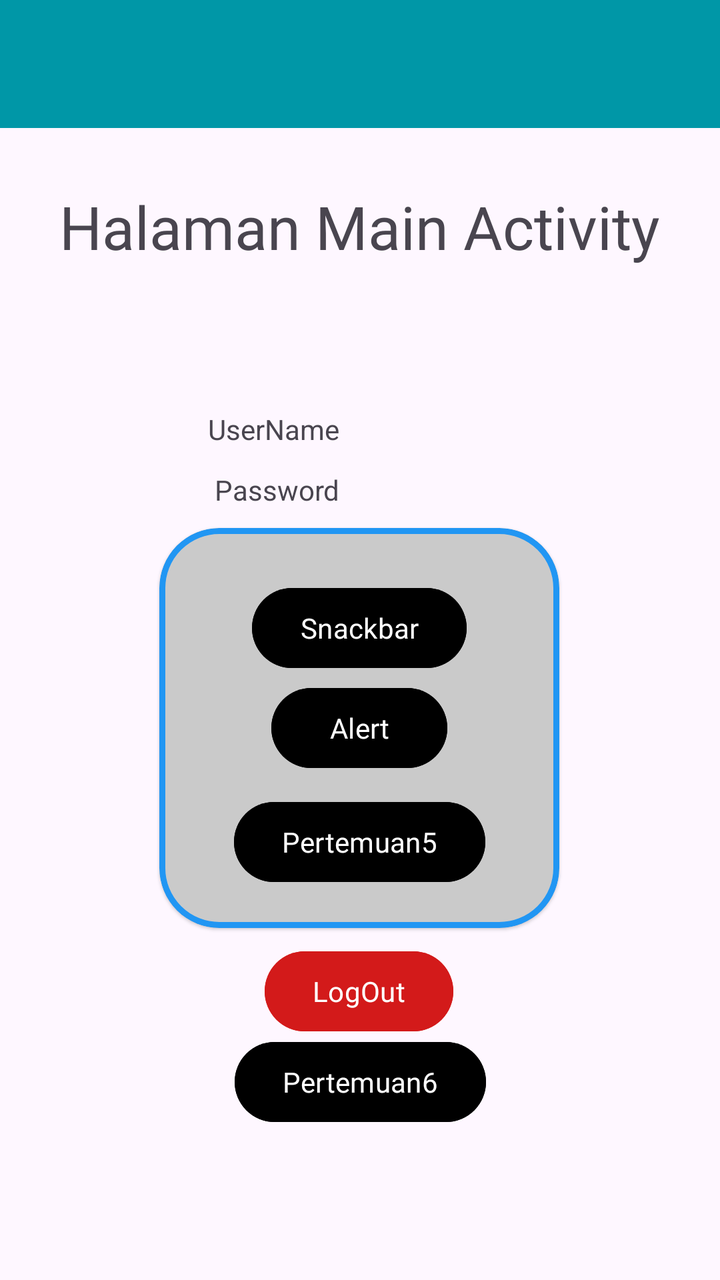
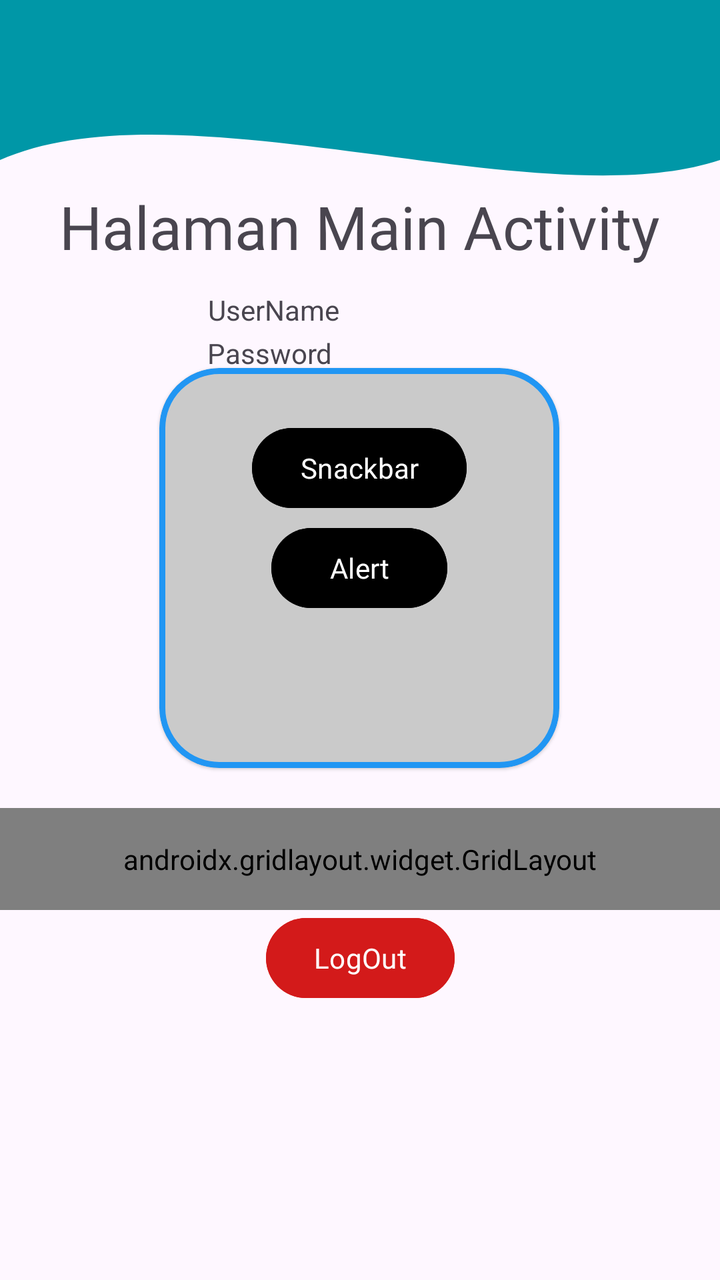

Two renders of the same Android screen: before a commit and after it. Below are the layout's source before the change and the commit's diff.
<!-- AndroidManifest.xml: application theme Theme.Andrew_3TIA -->
<!-- res/layout/fragment_home.xml -->
<?xml version="1.0" encoding="utf-8"?>
<androidx.constraintlayout.widget.ConstraintLayout xmlns:android="http://schemas.android.com/apk/res/android"
    xmlns:tools="http://schemas.android.com/tools"
    android:layout_width="match_parent"
    android:layout_height="match_parent"
    xmlns:app="http://schemas.android.com/apk/res-auto"
    tools:context=".Home.HomeFragment">

    <androidx.appcompat.widget.Toolbar
        android:id="@+id/toolbar"
        android:layout_width="match_parent"
        android:layout_height="?attr/actionBarSize"
        android:background="#0097A7"
        app:layout_constraintStart_toStartOf="parent"
        app:layout_constraintTop_toTopOf="parent"
        app:subtitleTextColor="@android:color/black"
        app:titleTextColor="@android:color/black" />

    <TextView
        android:id="@+id/txtUsername"
        android:layout_width="wrap_content"
        android:layout_height="wrap_content"
        android:text="UserName"
        app:layout_constraintBottom_toBottomOf="parent"
        app:layout_constraintEnd_toEndOf="parent"
        app:layout_constraintHorizontal_bias="0.353"
        app:layout_constraintStart_toStartOf="parent"
        app:layout_constraintTop_toTopOf="parent"
        app:layout_constraintVertical_bias="0.33" />

    <TextView
        android:id="@+id/txtPassword"
        android:layout_width="wrap_content"
        android:layout_height="wrap_content"
        android:text="Password"
        app:layout_constraintBottom_toBottomOf="parent"
        app:layout_constraintEnd_toEndOf="parent"
        app:layout_constraintHorizontal_bias="0.361"
        app:layout_constraintStart_toStartOf="parent"
        app:layout_constraintTop_toTopOf="parent"
        app:layout_constraintVertical_bias="0.379" />

    <TextView
        android:id="@+id/textView3"
        android:layout_width="wrap_content"
        android:layout_height="wrap_content"
        android:fontFamily="@font/plusjakartasans_bold"
        android:text="Halaman Main Activity"
        android:textSize="30dp"
        app:layout_constraintBottom_toBottomOf="parent"
        app:layout_constraintEnd_toEndOf="parent"
        app:layout_constraintHorizontal_bias="0.498"
        app:layout_constraintStart_toStartOf="parent"
        app:layout_constraintTop_toTopOf="parent"
        app:layout_constraintVertical_bias="0.155" />

    <com.google.android.material.card.MaterialCardView
        android:id="@+id/materialCardView"
        android:layout_width="200dp"
        android:layout_height="200dp"
        android:backgroundTint="@color/grey"
        app:cardCornerRadius="30dp"
        app:cardElevation="1dp"
        app:layout_constraintBottom_toBottomOf="parent"
        app:layout_constraintEnd_toEndOf="parent"
        app:layout_constraintHorizontal_bias="0.497"
        app:layout_constraintStart_toStartOf="parent"
        app:layout_constraintTop_toTopOf="parent"
        app:layout_constraintVertical_bias="0.6"
        app:strokeColor="#2196F3"
        app:strokeWidth="3dp">

        <androidx.constraintlayout.widget.ConstraintLayout
            android:layout_width="match_parent"
            android:layout_height="match_parent"
            android:layout_margin="10dp">

            <Button
                android:id="@+id/btnalert"
                android:layout_width="wrap_content"
                android:layout_height="wrap_content"
                android:backgroundTint="@color/black"
                android:fontFamily="@font/plusjakartasans_bold"
                android:text="Alert"
                android:textColor="@color/white"
                app:layout_constraintBottom_toBottomOf="parent"
                app:layout_constraintEnd_toEndOf="parent"
                app:layout_constraintStart_toStartOf="parent"
                app:layout_constraintTop_toBottomOf="@+id/btnSnackbar"
                app:layout_constraintVertical_bias="0.029" />

            <Button
                android:id="@+id/btnSnackbar"
                android:layout_width="wrap_content"
                android:layout_height="wrap_content"
                android:backgroundTint="@color/black"
                android:fontFamily="@font/plusjakartasans_bold"
                android:text="Snackbar"
                android:textColor="@color/white"
                app:layout_constraintBottom_toBottomOf="parent"
                app:layout_constraintEnd_toEndOf="parent"
                app:layout_constraintStart_toStartOf="parent"
                app:layout_constraintTop_toTopOf="parent"
                app:layout_constraintVertical_bias="0.121" />

            <Button
                android:id="@+id/btntolima"
                android:layout_width="wrap_content"
                android:layout_height="wrap_content"
                android:backgroundTint="@color/black"
                android:fontFamily="@font/plusjakartasans_bold"
                android:text="Pertemuan5"
                android:textColor="@color/white"
                app:layout_constraintBottom_toBottomOf="parent"
                app:layout_constraintEnd_toEndOf="parent"
                app:layout_constraintStart_toStartOf="parent"
                app:layout_constraintTop_toBottomOf="@+id/btnalert" />

        </androidx.constraintlayout.widget.ConstraintLayout>


    </com.google.android.material.card.MaterialCardView>

    <Button
        android:id="@+id/btnlogout"
        android:layout_width="wrap_content"
        android:layout_height="wrap_content"
        android:text="LogOut"
        android:textColor="@color/white"
        android:fontFamily="@font/plusjakartasans_bold"
        android:backgroundTint="@color/red"
        app:layout_constraintBottom_toBottomOf="parent"
        app:layout_constraintEnd_toEndOf="parent"
        app:layout_constraintHorizontal_bias="0.498"
        app:layout_constraintStart_toStartOf="parent"
        app:layout_constraintTop_toBottomOf="@+id/materialCardView"
        app:layout_constraintVertical_bias="0.06" />

    <Button
        android:id="@+id/btntoenam"
        android:layout_width="wrap_content"
        android:layout_height="wrap_content"
        android:backgroundTint="@color/black"
        android:fontFamily="@font/plusjakartasans_bold"
        android:text="Pertemuan6"
        android:textColor="@color/white"
        app:layout_constraintBottom_toBottomOf="parent"
        app:layout_constraintEnd_toEndOf="parent"
        app:layout_constraintStart_toStartOf="parent"
        app:layout_constraintTop_toBottomOf="@+id/materialCardView"
        app:layout_constraintVertical_bias="0.414" />


</androidx.constraintlayout.widget.ConstraintLayout>
<!-- resources referenced by this layout -->
<resources>
  <color name="black">#FF000000</color>
  <color name="grey">#CACACA</color>
  <color name="red">#D31A1A</color>
  <color name="white">#FFFFFFFF</color>
  <style name="Theme.Andrew_3TIA" parent="Base.Theme.Andrew_3TIA" />
  <style name="Base.Theme.Andrew_3TIA" parent="Theme.Material3.DayNight.NoActionBar">
          
          
      </style>
</resources>

<!-- the commit's change to res/layout/fragment_home.xml (unified diff, before → after) -->
@@ -6,11 +6,20 @@
     xmlns:app="http://schemas.android.com/apk/res-auto"
     tools:context=".Home.HomeFragment">
 
+    <View
+        android:id="@+id/background_header"
+        android:layout_width="0dp"
+        android:layout_height="200dp"
+        android:background="@drawable/bg_header_wave"
+        app:layout_constraintStart_toStartOf="parent"
+        app:layout_constraintEnd_toEndOf="parent"
+        app:layout_constraintTop_toTopOf="parent" />
+
     <androidx.appcompat.widget.Toolbar
         android:id="@+id/toolbar"
         android:layout_width="match_parent"
         android:layout_height="?attr/actionBarSize"
-        android:background="#0097A7"
+        android:background="@android:color/transparent"
         app:layout_constraintStart_toStartOf="parent"
         app:layout_constraintTop_toTopOf="parent"
         app:subtitleTextColor="@android:color/black"
@@ -26,7 +35,7 @@
         app:layout_constraintHorizontal_bias="0.353"
         app:layout_constraintStart_toStartOf="parent"
         app:layout_constraintTop_toTopOf="parent"
-        app:layout_constraintVertical_bias="0.33" />
+        app:layout_constraintVertical_bias="0.234" />
 
     <TextView
         android:id="@+id/txtPassword"
@@ -35,10 +44,10 @@
         android:text="Password"
         app:layout_constraintBottom_toBottomOf="parent"
         app:layout_constraintEnd_toEndOf="parent"
-        app:layout_constraintHorizontal_bias="0.361"
+        app:layout_constraintHorizontal_bias="0.349"
         app:layout_constraintStart_toStartOf="parent"
         app:layout_constraintTop_toTopOf="parent"
-        app:layout_constraintVertical_bias="0.379" />
+        app:layout_constraintVertical_bias="0.269" />
 
     <TextView
         android:id="@+id/textView3"
@@ -66,7 +75,7 @@
         app:layout_constraintHorizontal_bias="0.497"
         app:layout_constraintStart_toStartOf="parent"
         app:layout_constraintTop_toTopOf="parent"
-        app:layout_constraintVertical_bias="0.6"
+        app:layout_constraintVertical_bias="0.418"
         app:strokeColor="#2196F3"
         app:strokeWidth="3dp">
 
@@ -103,52 +112,76 @@
                 app:layout_constraintTop_toTopOf="parent"
                 app:layout_constraintVertical_bias="0.121" />
 
-            <Button
-                android:id="@+id/btntolima"
-                android:layout_width="wrap_content"
-                android:layout_height="wrap_content"
-                android:backgroundTint="@color/black"
-                android:fontFamily="@font/plusjakartasans_bold"
-                android:text="Pertemuan5"
-                android:textColor="@color/white"
-                app:layout_constraintBottom_toBottomOf="parent"
-                app:layout_constraintEnd_toEndOf="parent"
-                app:layout_constraintStart_toStartOf="parent"
-                app:layout_constraintTop_toBottomOf="@+id/btnalert" />
-
         </androidx.constraintlayout.widget.ConstraintLayout>
 
 
     </com.google.android.material.card.MaterialCardView>
 
+    <androidx.gridlayout.widget.GridLayout
+        android:id="@+id/gridMenu"
+        android:layout_width="match_parent"
+        android:layout_height="wrap_content"
+        android:layout_marginTop="20dp"
+        android:padding="16dp"
+        app:columnCount="2"
+        app:layout_constraintBottom_toBottomOf="parent"
+        app:layout_constraintEnd_toEndOf="parent"
+        app:layout_constraintHorizontal_bias="0.0"
+        app:layout_constraintStart_toStartOf="parent"
+        app:layout_constraintTop_toBottomOf="@+id/materialCardView"
+        app:layout_constraintVertical_bias="0.0"
+        app:useDefaultMargins="true">
+
+        <Button
+            android:id="@+id/btntolima"
+            android:layout_width="wrap_content"
+            android:layout_height="wrap_content"
+            android:backgroundTint="@color/black"
+            android:fontFamily="@font/plusjakartasans_bold"
+            android:text="Pertemuan5"
+            android:textColor="@color/white"
+            app:layout_columnWeight="1"
+            app:layout_gravity="fill_horizontal" />
+
+        <Button
+            android:id="@+id/btntoenam"
+            android:layout_width="wrap_content"
+            android:layout_height="wrap_content"
+            android:backgroundTint="@color/black"
+            android:fontFamily="@font/plusjakartasans_bold"
+            android:text="Pertemuan6"
+            android:textColor="@color/white"
+            app:layout_columnWeight="1"
+            app:layout_gravity="fill_horizontal" />
+
+        <Button
+            android:id="@+id/btntoninth"
+            android:layout_width="wrap_content"
+            android:layout_height="wrap_content"
+            android:backgroundTint="@color/black"
+            android:fontFamily="@font/plusjakartasans_bold"
+            android:text="Pertemuan9"
+            android:textColor="@color/white"
+            app:layout_columnWeight="1"
+            app:layout_gravity="fill_horizontal" />
+
+    </androidx.gridlayout.widget.GridLayout>
+
     <Button
         android:id="@+id/btnlogout"
         android:layout_width="wrap_content"
         android:layout_height="wrap_content"
+        android:backgroundTint="@color/red"
+        android:fontFamily="@font/plusjakartasans_bold"
         android:text="LogOut"
         android:textColor="@color/white"
-        android:fontFamily="@font/plusjakartasans_bold"
-        android:backgroundTint="@color/red"
-        app:layout_constraintBottom_toBottomOf="parent"
-        app:layout_constraintEnd_toEndOf="parent"
-        app:layout_constraintHorizontal_bias="0.498"
-        app:layout_constraintStart_toStartOf="parent"
-        app:layout_constraintTop_toBottomOf="@+id/materialCardView"
-        app:layout_constraintVertical_bias="0.06" />
-
-    <Button
-        android:id="@+id/btntoenam"
-        android:layout_width="wrap_content"
-        android:layout_height="wrap_content"
-        android:backgroundTint="@color/black"
-        android:fontFamily="@font/plusjakartasans_bold"
-        android:text="Pertemuan6"
-        android:textColor="@color/white"
+        app:layout_columnWeight="1"
         app:layout_constraintBottom_toBottomOf="parent"
         app:layout_constraintEnd_toEndOf="parent"
         app:layout_constraintStart_toStartOf="parent"
-        app:layout_constraintTop_toBottomOf="@+id/materialCardView"
-        app:layout_constraintVertical_bias="0.414" />
+        app:layout_constraintTop_toBottomOf="@+id/gridMenu"
+        app:layout_constraintVertical_bias="0.0"
+        app:layout_gravity="fill_horizontal" />
 
 
 </androidx.constraintlayout.widget.ConstraintLayout>
<!-- resource entries referenced after the edit -->
@@ -4,6 +4,17 @@
   <color name="grey">#CACACA</color>
   <color name="red">#D31A1A</color>
   <color name="white">#FFFFFFFF</color>
+  <!-- drawable bg_header_wave (drawable) -->
+  <?xml version="1.0" encoding="utf-8"?>
+  <vector xmlns:android="http://schemas.android.com/apk/res/android"
+      android:width="100dp"
+      android:height="100dp"
+      android:viewportWidth="100"
+      android:viewportHeight="100">
+      <path
+          android:fillColor="#0097A7"
+          android:pathData="M0,0 L100,0 L100,40 C75,55 25,20 0,40 Z" />
+  </vector>
   <style name="Theme.Andrew_3TIA" parent="Base.Theme.Andrew_3TIA" />
   <style name="Base.Theme.Andrew_3TIA" parent="Theme.Material3.DayNight.NoActionBar">
           
